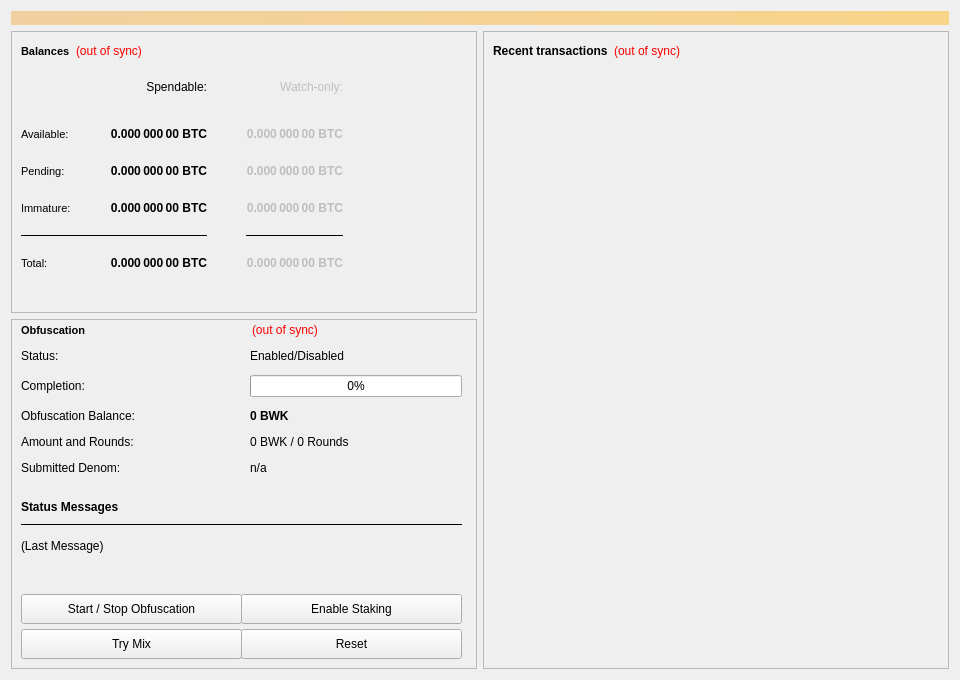
Old version of the form src/qt/forms/overviewpage.ui in the repository SHTDJ/Bulwark.
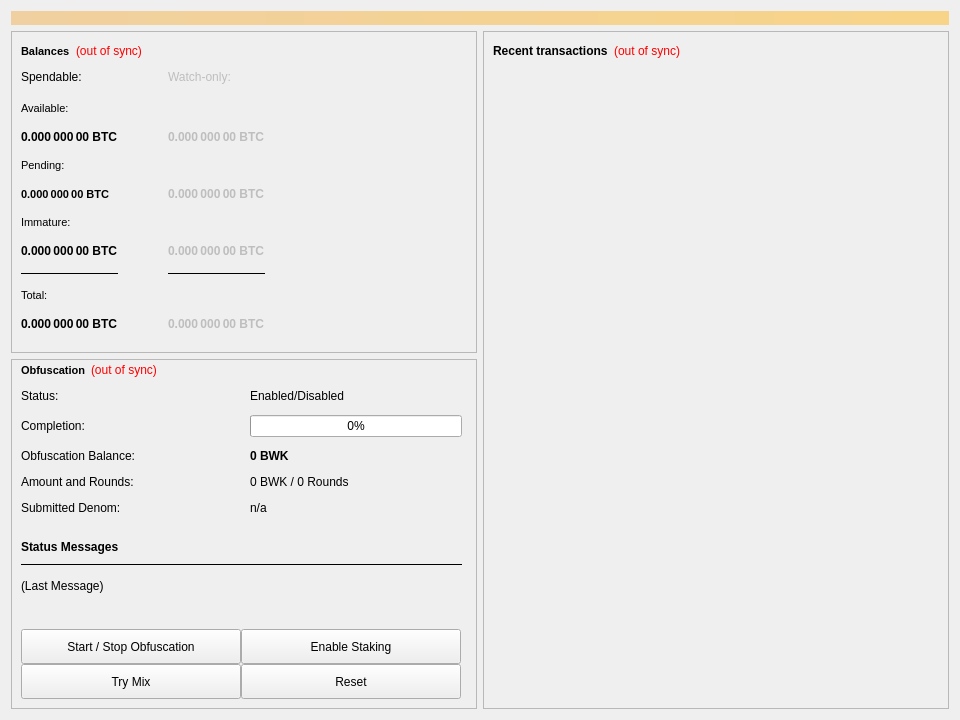
New version of the form.

```diff
--- a/src/qt/forms/overviewpage.ui
+++ b/src/qt/forms/overviewpage.ui
@@ -7,7 +7,7 @@
     <x>0</x>
     <y>0</y>
     <width>960</width>
-    <height>680</height>
+    <height>720</height>
    </rect>
   </property>
   <property name="minimumSize">
@@ -107,128 +107,100 @@
           </item>
           <item>
            <layout class="QGridLayout" name="gridLayout">
-            <property name="leftMargin">
-             <number>0</number>
-            </property>
             <property name="horizontalSpacing">
-             <number>39</number>
+             <number>50</number>
             </property>
             <property name="verticalSpacing">
-             <number>20</number>
+             <number>15</number>
             </property>
-            <item row="6" column="1">
-             <widget class="QLabel" name="labelTotal">
-              <property name="font">
-               <font>
-                <weight>75</weight>
-                <bold>true</bold>
-               </font>
-              </property>
-              <property name="cursor">
-               <cursorShape>IBeamCursor</cursorShape>
-              </property>
-              <property name="toolTip">
-               <string>Your current total balance</string>
-              </property>
-              <property name="text">
-               <string notr="true">0.000 000 00 BTC</string>
-              </property>
-              <property name="alignment">
-               <set>Qt::AlignLeading|Qt::AlignLeft|Qt::AlignRight|Qt::AlignTrailing|Qt::AlignVCenter</set>
-              </property>
-              <property name="textInteractionFlags">
-               <set>Qt::LinksAccessibleByMouse|Qt::TextSelectableByKeyboard|Qt::TextSelectableByMouse</set>
-              </property>
-             </widget>
-            </item>
             <item row="0" column="0">
-             <spacer name="verticalSpacer">
-              <property name="orientation">
-               <enum>Qt::Vertical</enum>
-              </property>
-              <property name="sizeHint" stdset="0">
-               <size>
-                <width>20</width>
-                <height>40</height>
-               </size>
-              </property>
-             </spacer>
-            </item>
-            <item row="6" column="0">
-             <widget class="QLabel" name="labelTotalText">
-              <property name="font">
-               <font>
-                <pointsize>8</pointsize>
-               </font>
-              </property>
-              <property name="text">
-               <string>Total:</string>
-              </property>
-             </widget>
-            </item>
-            <item row="2" column="3">
-             <spacer name="horizontalSpacer_2">
-              <property name="orientation">
-               <enum>Qt::Horizontal</enum>
-              </property>
-              <property name="sizeHint" stdset="0">
-               <size>
-                <width>60</width>
-                <height>20</height>
-               </size>
-              </property>
-             </spacer>
-            </item>
-            <item row="1" column="0">
-             <widget class="QLabel" name="labelBalanceText">
-              <property name="font">
-               <font>
-                <pointsize>8</pointsize>
-                <weight>50</weight>
-                <bold>false</bold>
-               </font>
-              </property>
-              <property name="text">
-               <string>Available:</string>
-              </property>
-             </widget>
-            </item>
-            <item row="3" column="1">
-             <widget class="QLabel" name="labelImmature">
-              <property name="font">
-               <font>
-                <weight>75</weight>
-                <bold>true</bold>
-               </font>
-              </property>
-              <property name="cursor">
-               <cursorShape>IBeamCursor</cursorShape>
-              </property>
-              <property name="toolTip">
-               <string>Staked or masternode rewards that has not yet matured</string>
-              </property>
-              <property name="text">
-               <string notr="true">0.000 000 00 BTC</string>
-              </property>
-              <property name="alignment">
-               <set>Qt::AlignLeading|Qt::AlignLeft|Qt::AlignRight|Qt::AlignTrailing|Qt::AlignVCenter</set>
-              </property>
-              <property name="textInteractionFlags">
-               <set>Qt::LinksAccessibleByMouse|Qt::TextSelectableByKeyboard|Qt::TextSelectableByMouse</set>
-              </property>
-             </widget>
-            </item>
-            <item row="0" column="1">
              <widget class="QLabel" name="labelSpendable">
               <property name="text">
                <string>Spendable:</string>
               </property>
-              <property name="alignment">
-               <set>Qt::AlignLeading|Qt::AlignLeft|Qt::AlignRight|Qt::AlignTrailing|Qt::AlignVCenter</set>
+             </widget>
+            </item>
+            <item row="10" column="0">
+             <widget class="QLabel" name="labelTotal">
+              <property name="font">
+               <font>
+                <weight>75</weight>
+                <bold>true</bold>
+               </font>
               </property>
+              <property name="toolTip">
+               <string>Your current total balance</string>
+              </property>
+              <property name="text">
+               <string notr="true">0.000 000 00 BTC</string>
+              </property>
+              <property name="textInteractionFlags">
+               <set>Qt::NoTextInteraction</set>
+              </property>
              </widget>
             </item>
-            <item row="0" column="2">
+            <item row="2" column="0">
+             <widget class="QLabel" name="labelBalance">
+              <property name="font">
+               <font>
+                <weight>75</weight>
+                <bold>true</bold>
+               </font>
+              </property>
+              <property name="toolTip">
+               <string>Your current spendable balance</string>
+              </property>
+              <property name="text">
+               <string notr="true">0.000 000 00 BTC</string>
+              </property>
+              <property name="textInteractionFlags">
+               <set>Qt::NoTextInteraction</set>
+              </property>
+             </widget>
+            </item>
+            <item row="4" column="0">
+             <widget class="QLabel" name="labelUnconfirmed">
+              <property name="font">
+               <font>
+                <pointsize>8</pointsize>
+                <weight>75</weight>
+                <bold>true</bold>
+               </font>
+              </property>
+              <property name="toolTip">
+               <string>Total of transactions that have yet to be confirmed, and do not yet count toward the spendable balance</string>
+              </property>
+              <property name="text">
+               <string notr="true">0.000 000 00 BTC</string>
+              </property>
+              <property name="textInteractionFlags">
+               <set>Qt::NoTextInteraction</set>
+              </property>
+             </widget>
+            </item>
+            <item row="4" column="1">
+             <widget class="QLabel" name="labelWatchPending">
+              <property name="enabled">
+               <bool>false</bool>
+              </property>
+              <property name="font">
+               <font>
+                <weight>75</weight>
+                <bold>true</bold>
+               </font>
+              </property>
+              <property name="toolTip">
+               <string>Unconfirmed transactions to watch-only addresses</string>
+              </property>
+              <property name="text">
+               <string notr="true">0.000 000 00 BTC</string>
+              </property>
+              <property name="textInteractionFlags">
+               <set>Qt::NoTextInteraction</set>
+              </property>
+             </widget>
+            </item>
+            <item row="0" column="1">
              <widget class="QLabel" name="labelWatchonly">
               <property name="enabled">
                <bool>false</bool>
@@ -236,37 +208,28 @@
               <property name="text">
                <string>Watch-only:</string>
               </property>
-              <property name="alignment">
-               <set>Qt::AlignLeading|Qt::AlignLeft|Qt::AlignRight|Qt::AlignTrailing|Qt::AlignVCenter</set>
-              </property>
              </widget>
             </item>
-            <item row="3" column="0">
-             <widget class="QLabel" name="labelImmatureText">
+            <item row="6" column="0">
+             <widget class="QLabel" name="labelImmature">
               <property name="font">
                <font>
-                <pointsize>8</pointsize>
+                <weight>75</weight>
+                <bold>true</bold>
                </font>
               </property>
-              <property name="text">
-               <string>Immature:</string>
+              <property name="toolTip">
+               <string>Staked or masternode rewards that has not yet matured</string>
               </property>
-             </widget>
-            </item>
-            <item row="2" column="0">
-             <widget class="QLabel" name="labelPendingText">
-              <property name="font">
-               <font>
-                <pointsize>8</pointsize>
-                <kerning>true</kerning>
-               </font>
+              <property name="layoutDirection">
+               <enum>Qt::LeftToRight</enum>
               </property>
               <property name="text">
-               <string>Pending:</string>
+               <string notr="true">0.000 000 00 BTC</string>
               </property>
              </widget>
             </item>
-            <item row="6" column="2">
+            <item row="10" column="1">
              <widget class="QLabel" name="labelWatchTotal">
               <property name="enabled">
                <bool>false</bool>
@@ -286,43 +249,12 @@
               <property name="text">
                <string notr="true">0.000 000 00 BTC</string>
               </property>
-              <property name="alignment">
-               <set>Qt::AlignLeading|Qt::AlignLeft|Qt::AlignRight|Qt::AlignTrailing|Qt::AlignVCenter</set>
-              </property>
               <property name="textInteractionFlags">
                <set>Qt::LinksAccessibleByMouse|Qt::TextSelectableByKeyboard|Qt::TextSelectableByMouse</set>
               </property>
              </widget>
             </item>
-            <item row="1" column="2">
-             <widget class="QLabel" name="labelWatchAvailable">
-              <property name="enabled">
-               <bool>false</bool>
-              </property>
-              <property name="font">
-               <font>
-                <weight>75</weight>
-                <bold>true</bold>
-               </font>
-              </property>
-              <property name="cursor">
-               <cursorShape>IBeamCursor</cursorShape>
-              </property>
-              <property name="toolTip">
-               <string>Your current balance in watch-only addresses</string>
-              </property>
-              <property name="text">
-               <string notr="true">0.000 000 00 BTC</string>
-              </property>
-              <property name="alignment">
-               <set>Qt::AlignLeading|Qt::AlignLeft|Qt::AlignRight|Qt::AlignTrailing|Qt::AlignVCenter</set>
-              </property>
-              <property name="textInteractionFlags">
-               <set>Qt::LinksAccessibleByMouse|Qt::TextSelectableByKeyboard|Qt::TextSelectableByMouse</set>
-              </property>
-             </widget>
-            </item>
-            <item row="3" column="2">
+            <item row="6" column="1">
              <widget class="QLabel" name="labelWatchImmature">
               <property name="enabled">
                <bool>false</bool>
@@ -342,115 +274,12 @@
               <property name="text">
                <string notr="true">0.000 000 00 BTC</string>
               </property>
-              <property name="alignment">
-               <set>Qt::AlignLeading|Qt::AlignLeft|Qt::AlignRight|Qt::AlignTrailing|Qt::AlignVCenter</set>
-              </property>
               <property name="textInteractionFlags">
                <set>Qt::LinksAccessibleByMouse|Qt::TextSelectableByKeyboard|Qt::TextSelectableByMouse</set>
               </property>
              </widget>
             </item>
-            <item row="2" column="2">
-             <widget class="QLabel" name="labelWatchPending">
-              <property name="enabled">
-               <bool>false</bool>
-              </property>
-              <property name="font">
-               <font>
-                <weight>75</weight>
-                <bold>true</bold>
-               </font>
-              </property>
-              <property name="cursor">
-               <cursorShape>IBeamCursor</cursorShape>
-              </property>
-              <property name="toolTip">
-               <string>Unconfirmed transactions to watch-only addresses</string>
-              </property>
-              <property name="text">
-               <string notr="true">0.000 000 00 BTC</string>
-              </property>
-              <property name="alignment">
-               <set>Qt::AlignLeading|Qt::AlignLeft|Qt::AlignRight|Qt::AlignTrailing|Qt::AlignVCenter</set>
-              </property>
-              <property name="textInteractionFlags">
-               <set>Qt::LinksAccessibleByMouse|Qt::TextSelectableByKeyboard|Qt::TextSelectableByMouse</set>
-              </property>
-             </widget>
-            </item>
-            <item row="2" column="1">
-             <widget class="QLabel" name="labelUnconfirmed">
-              <property name="font">
-               <font>
-                <weight>75</weight>
-                <bold>true</bold>
-               </font>
-              </property>
-              <property name="cursor">
-               <cursorShape>IBeamCursor</cursorShape>
-              </property>
-              <property name="toolTip">
-               <string>Total of transactions that have yet to be confirmed, and do not yet count toward the spendable balance</string>
-              </property>
-              <property name="text">
-               <string notr="true">0.000 000 00 BTC</string>
-              </property>
-              <property name="alignment">
-               <set>Qt::AlignLeading|Qt::AlignLeft|Qt::AlignRight|Qt::AlignTrailing|Qt::AlignVCenter</set>
-              </property>
-              <property name="textInteractionFlags">
-               <set>Qt::LinksAccessibleByMouse|Qt::TextSelectableByKeyboard|Qt::TextSelectableByMouse</set>
-              </property>
-             </widget>
-            </item>
-            <item row="1" column="1">
-             <widget class="QLabel" name="labelBalance">
-              <property name="font">
-               <font>
-                <weight>75</weight>
-                <bold>true</bold>
-               </font>
-              </property>
-              <property name="cursor">
-               <cursorShape>IBeamCursor</cursorShape>
-              </property>
-              <property name="toolTip">
-               <string>Your current spendable balance</string>
-              </property>
-              <property name="text">
-               <string notr="true">0.000 000 00 BTC</string>
-              </property>
-              <property name="alignment">
-               <set>Qt::AlignLeading|Qt::AlignLeft|Qt::AlignRight|Qt::AlignTrailing|Qt::AlignVCenter</set>
-              </property>
-              <property name="textInteractionFlags">
-               <set>Qt::LinksAccessibleByMouse|Qt::TextSelectableByKeyboard|Qt::TextSelectableByMouse</set>
-              </property>
-             </widget>
-            </item>
-            <item row="5" column="2">
-             <widget class="Line" name="lineWatchOnlyBalance">
-              <property name="sizePolicy">
-               <sizepolicy hsizetype="Preferred" vsizetype="Fixed">
-                <horstretch>0</horstretch>
-                <verstretch>0</verstretch>
-               </sizepolicy>
-              </property>
-              <property name="maximumSize">
-               <size>
-                <width>16777215</width>
-                <height>1</height>
-               </size>
-              </property>
-              <property name="frameShadow">
-               <enum>QFrame::Plain</enum>
-              </property>
-              <property name="orientation">
-               <enum>Qt::Horizontal</enum>
-              </property>
-             </widget>
-            </item>
-            <item row="5" column="0" colspan="2">
+            <item row="8" column="0">
              <widget class="Line" name="lineSpendableBalance">
               <property name="enabled">
                <bool>true</bool>
@@ -475,6 +304,120 @@
               </property>
              </widget>
             </item>
+            <item row="8" column="1">
+             <widget class="Line" name="lineWatchOnlyBalance">
+              <property name="enabled">
+               <bool>true</bool>
+              </property>
+              <property name="sizePolicy">
+               <sizepolicy hsizetype="Preferred" vsizetype="Fixed">
+                <horstretch>0</horstretch>
+                <verstretch>0</verstretch>
+               </sizepolicy>
+              </property>
+              <property name="maximumSize">
+               <size>
+                <width>16777215</width>
+                <height>1</height>
+               </size>
+              </property>
+              <property name="frameShadow">
+               <enum>QFrame::Plain</enum>
+              </property>
+              <property name="orientation">
+               <enum>Qt::Horizontal</enum>
+              </property>
+             </widget>
+            </item>
+            <item row="0" column="2">
+             <spacer name="horizontalSpacer_2">
+              <property name="orientation">
+               <enum>Qt::Horizontal</enum>
+              </property>
+              <property name="sizeType">
+               <enum>QSizePolicy::Expanding</enum>
+              </property>
+              <property name="sizeHint" stdset="0">
+               <size>
+                <width>30</width>
+                <height>20</height>
+               </size>
+              </property>
+             </spacer>
+            </item>
+            <item row="2" column="1">
+             <widget class="QLabel" name="labelWatchAvailable">
+              <property name="enabled">
+               <bool>false</bool>
+              </property>
+              <property name="font">
+               <font>
+                <weight>75</weight>
+                <bold>true</bold>
+               </font>
+              </property>
+              <property name="toolTip">
+               <string>Your current balance in watch-only addresses</string>
+              </property>
+              <property name="text">
+               <string notr="true">0.000 000 00 BTC</string>
+              </property>
+              <property name="textInteractionFlags">
+               <set>Qt::NoTextInteraction</set>
+              </property>
+             </widget>
+            </item>
+            <item row="3" column="0" colspan="3">
+             <widget class="QLabel" name="labelPendingText">
+              <property name="font">
+               <font>
+                <pointsize>8</pointsize>
+                <kerning>true</kerning>
+               </font>
+              </property>
+              <property name="text">
+               <string>Pending:</string>
+              </property>
+             </widget>
+            </item>
+            <item row="1" column="0" colspan="3">
+             <widget class="QLabel" name="labelBalanceText">
+              <property name="font">
+               <font>
+                <pointsize>8</pointsize>
+                <weight>50</weight>
+                <bold>false</bold>
+               </font>
+              </property>
+              <property name="text">
+               <string>Available:</string>
+              </property>
+             </widget>
+            </item>
+            <item row="5" column="0" colspan="3">
+             <widget class="QLabel" name="labelImmatureText">
+              <property name="font">
+               <font>
+                <pointsize>8</pointsize>
+               </font>
+              </property>
+              <property name="text">
+               <string>Immature:</string>
+              </property>
+             </widget>
+            </item>
+            <item row="9" column="0" colspan="3">
+             <widget class="QLabel" name="labelTotalText">
+              <property name="font">
+               <font>
+                <pointsize>8</pointsize>
+               </font>
+              </property>
+              <property name="text">
+               <string>Total:</string>
+              </property>
+             </widget>
+            </item>
            </layout>
           </item>
           <item>
@@ -519,7 +462,7 @@
             <x>10</x>
             <y>30</y>
             <width>441</width>
-            <height>131</height>
+            <height>135</height>
            </rect>
           </property>
           <layout class="QFormLayout" name="obfuscationStatusLayout">
@@ -556,6 +499,9 @@
              <property name="text">
               <string>Completion:</string>
              </property>
+             <property name="alignment">
+              <set>Qt::AlignLeading|Qt::AlignLeft|Qt::AlignVCenter</set>
+             </property>
             </widget>
            </item>
            <item row="1" column="1">
@@ -1129,9 +1075,9 @@
           <property name="geometry">
            <rect>
             <x>10</x>
-            <y>275</y>
-            <width>221</width>
-            <height>30</height>
+            <y>270</y>
+            <width>220</width>
+            <height>35</height>
            </rect>
           </property>
           <property name="sizePolicy">
@@ -1192,9 +1138,9 @@
           <property name="geometry">
            <rect>
             <x>10</x>
-            <y>310</y>
-            <width>221</width>
-            <height>30</height>
+            <y>305</y>
+            <width>220</width>
+            <height>35</height>
            </rect>
           </property>
           <property name="sizePolicy">
@@ -1214,9 +1160,9 @@
           <property name="geometry">
            <rect>
             <x>230</x>
-            <y>310</y>
-            <width>221</width>
-            <height>30</height>
+            <y>305</y>
+            <width>220</width>
+            <height>35</height>
            </rect>
           </property>
           <property name="sizePolicy">
@@ -1258,9 +1204,9 @@
           <property name="geometry">
            <rect>
             <x>230</x>
-            <y>275</y>
-            <width>221</width>
-            <height>30</height>
+            <y>270</y>
+            <width>220</width>
+            <height>35</height>
            </rect>
           </property>
           <property name="sizePolicy">
@@ -1300,22 +1246,6 @@
              </property>
             </widget>
            </item>
-           <item>
-            <spacer name="horizontalSpacer_4">
-             <property name="orientation">
-              <enum>Qt::Horizontal</enum>
-             </property>
-             <property name="sizeType">
-              <enum>QSizePolicy::Maximum</enum>
-             </property>
-             <property name="sizeHint" stdset="0">
-              <size>
-               <width>16</width>
-               <height>20</height>
-              </size>
-             </property>
-            </spacer>
-           </item>
            <item>
             <widget class="QLabel" name="labelObfuscationSyncStatus">
              <property name="font">
@@ -1340,6 +1270,22 @@
              </property>
             </widget>
            </item>
+           <item>
+            <spacer name="horizontalSpacer_4">
+             <property name="orientation">
+              <enum>Qt::Horizontal</enum>
+             </property>
+             <property name="sizeType">
+              <enum>QSizePolicy::Expanding</enum>
+             </property>
+             <property name="sizeHint" stdset="0">
+              <size>
+               <width>30</width>
+               <height>20</height>
+              </size>
+             </property>
+            </spacer>
+           </item>
           </layout>
          </widget>
         </widget>
@@ -1435,6 +1381,9 @@
             <property name="horizontalScrollBarPolicy">
              <enum>Qt::ScrollBarAlwaysOff</enum>
             </property>
+            <property name="alternatingRowColors">
+             <bool>false</bool>
+            </property>
             <property name="selectionMode">
              <enum>QAbstractItemView::NoSelection</enum>
             </property>
```
Left out of the diff: 46 changed lines with no effect on the pictures.
